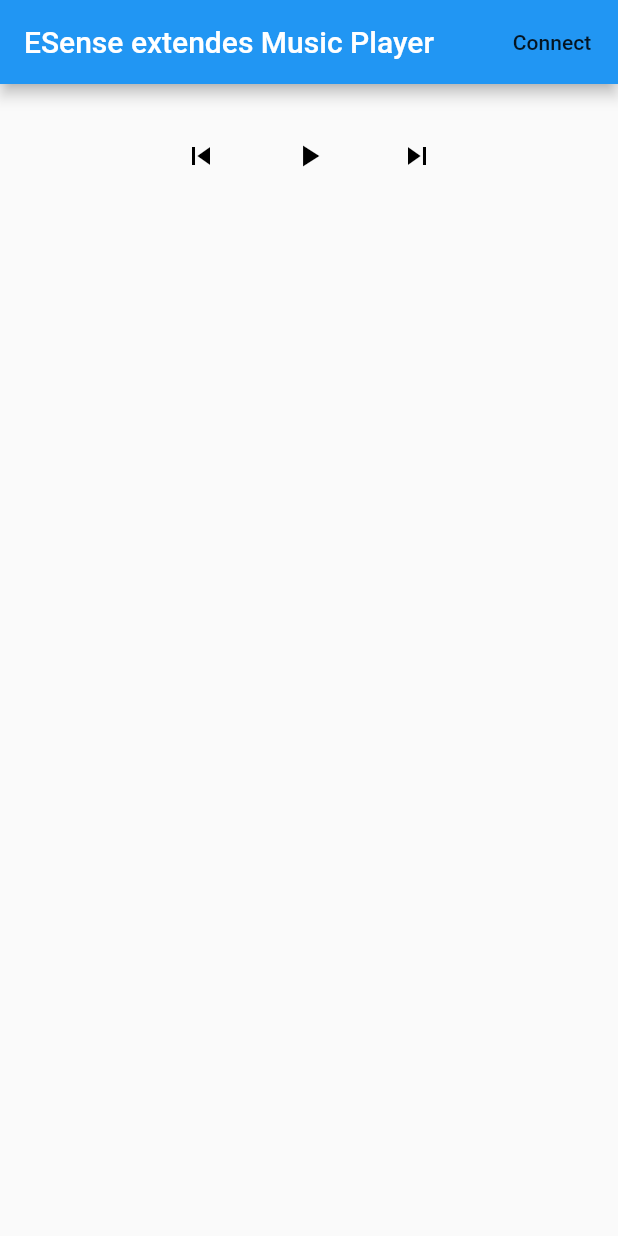
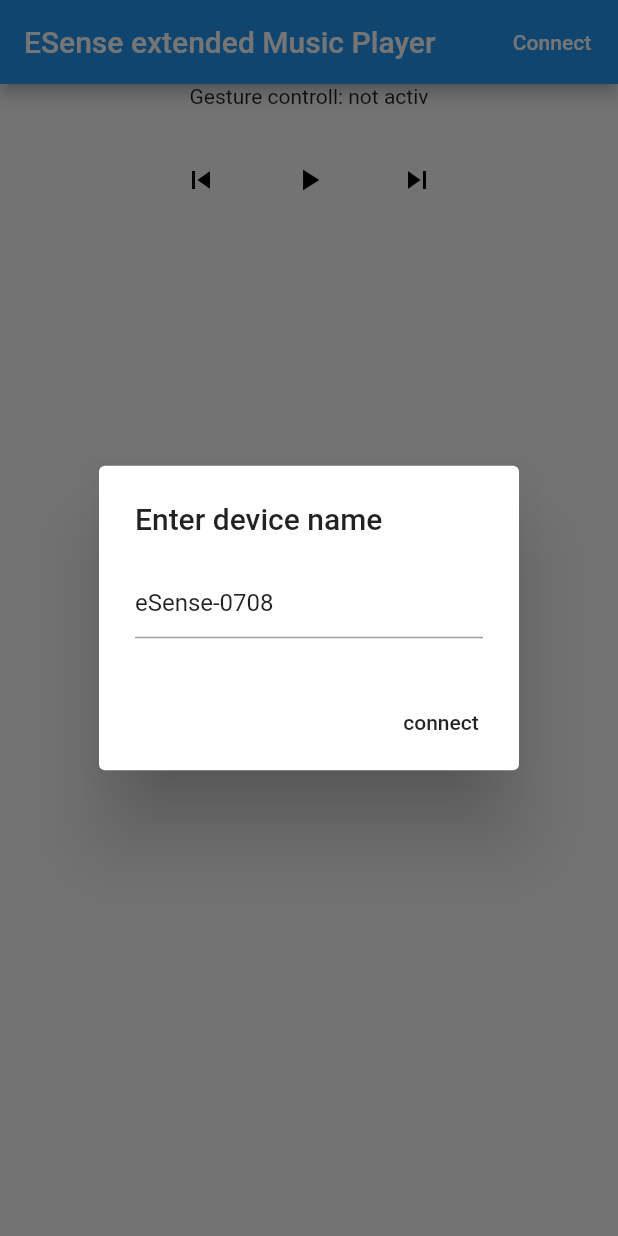
Before and after one commit to TheSlimvReal/esense-music-player, a Flutter app: the screen it shows after launch, after a tap on "Connect", on a phone screen of 412 x 824 dp. Run offline on Flutter 3.47's test engine with Material 2 defaults, Android fonts, the phone set to English and light mode, and no system bars; our stand-ins replace assets_audio_player, event_bus; missing offline and left inert: esense_flutter.

Commit message:
added more indicators for the current state of the application

```diff
--- a/lib/main.dart
+++ b/lib/main.dart
@@ -2,11 +2,10 @@ import 'dart:core';
 
 import 'package:esense/esense.dart';
 import 'package:esense/music/playerWidget.dart';
-import 'package:esense_flutter/esense.dart';
 import 'package:event_bus/event_bus.dart';
 import 'package:flutter/material.dart';
 
-void main() => runApp(MyApp());
+void main() => runApp(new MaterialApp(home: MyApp()));
 
 class MyApp extends StatefulWidget {
   @override
@@ -19,33 +18,91 @@ class _MyAppState extends State<MyApp> {
   String eSenseName = 'eSense-0708';
   ESense eSense;
   EventBus connectedBus;
+  String state = 'disconnected';
 
   @override
   void initState() {
     super.initState();
     this.eSense = new ESense();
     this.connectedBus = new EventBus();
+    this.state = 'disconnected';
   }
 
-  void connectESense() {
+  void connectESense({String name = ''}) {
+    setState(() {
+      state = 'connecting';
+    });
     this.eSense.connectToESense(name: this.eSenseName)
       .then((event) {
-        print('firing $event');
+        setState(() {
+          state = 'connected';
+        });
         this.connectedBus.fire(event);
     });
   }
 
-  Widget build(BuildContext context) {
-    return MaterialApp(
-      home: Scaffold(
-        appBar: AppBar(
-          title: const Text('ESense extendes Music Player'),
+  void disconnectESense() {
+    this.eSense.disconnectFromESense()
+        .then((event) {
+          setState(() {
+            state = 'disconnected';
+          });
+    });
+  }
+
+  Widget createConnectionButton(BuildContext context) {
+    Widget content;
+    if (this.state == 'connected') {
+      content = FlatButton(
+        onPressed: this.disconnectESense,
+        child: Text('Disconnect', style: TextStyle(color: Colors.white),),
+      );
+    } else if (this.state == 'disconnected') {
+      content = FlatButton(
+        onPressed: () => this.deviceNameDialog(context),
+        child: Text('Connect', style: TextStyle(color: Colors.white),),
+      );
+    } else if (this.state == 'connecting') {
+      content = CircularProgressIndicator(backgroundColor: Colors.white,);
+    }
+    return content;
+  }
+
+  Future<void> deviceNameDialog(BuildContext context) async {
+    return showDialog<void>(
+      context: context,
+      barrierDismissible: true,
+      builder: (BuildContext context) {
+        return AlertDialog(
+          title: Text('Enter device name'),
+          content: TextFormField(
+            initialValue: this.eSenseName,
+            onFieldSubmitted: (event) {
+              this.connectESense(name: event);
+              Navigator.of(context).pop();
+            },
+            onChanged: (event) => this.eSenseName = event,
+          ),
           actions: <Widget>[
             FlatButton(
-              onPressed: this.connectESense,
-              child: Text('Connect'),
+              onPressed: () {
+                this.connectESense(name: this.eSenseName);
+                  Navigator.of(context).pop();
+              },
+              child: Text('connect'),
+            )
+          ],
+        );
+      }
+    );
+  }
 
-            )
+  Widget build(BuildContext context) {
+    return Scaffold(
+      appBar: AppBar(
+        title: const Text('ESense extended Music Player'),
+        actions: <Widget>[
+          this.createConnectionButton(context),
         ],
       ),
       body: Align(
@@ -59,7 +116,6 @@ class _MyAppState extends State<MyApp> {
           ],
         ),
       ),
-      ),
     );
   }
 }
--- a/lib/music/playerWidget.dart
+++ b/lib/music/playerWidget.dart
@@ -1,3 +1,5 @@
+import 'dart:async';
+
 import 'package:esense/events/NodDownEvent.dart';
 import 'package:esense/events/NodLeftEvent.dart';
 import 'package:esense/events/NodRightEvent.dart';
@@ -13,7 +15,7 @@ class PlayerWidget extends StatefulWidget {
   @override
   State createState() => PlayerWidgetState(
       eSense: this.eSense,
-      connectedBus:this.connectedBus);
+      connectedBus: this.connectedBus);
 
   final ESense eSense;
   final connectedBus;
@@ -25,6 +27,8 @@ class PlayerWidgetState extends State<PlayerWidget> {
   bool playing = false;
   ESense eSense;
   EventBus connectedBus;
+  bool changing = false;
+  bool listeningToGestures = false;
 
   PlayerWidgetState({this.eSense, this.connectedBus});
 
@@ -50,14 +54,23 @@ class PlayerWidgetState extends State<PlayerWidget> {
     this._registerSensorListeners();
     this.eSense.registerButtonChangedHandler((event) {
       print('called $event');
-      if ((event as ButtonEventChanged).pressed) {
+      if (!this.changing && (event as ButtonEventChanged).pressed) {
         if (this.eSense.listening) {
           print('stop listening');
+          setState(() {
+            listeningToGestures = false;
+          });
           this.eSense.stopListenToSensorEvents();
+          this.showSnackBar('Stopped listening to gestures');
         } else {
-          print('start listening');
+          setState(() {
+            listeningToGestures = true;
+          });
           this.eSense.startListenToSensorEvents();
+          this.showSnackBar('Started listening to gestures');
         }
+        this.changing = true;
+        Timer(Duration(seconds: 1), () => this.changing = false);
       }
     });
   }
@@ -77,11 +90,20 @@ class PlayerWidgetState extends State<PlayerWidget> {
         .listen((event) => this.player.playOrPause());
   }
 
+  void showSnackBar(String text) {
+    Scaffold.of(context).showSnackBar(SnackBar(
+      content: Text(text),
+    ));
+  }
+
   @override
   Widget build(BuildContext context) {
     return Column(
       mainAxisAlignment: MainAxisAlignment.center,
       children: <Widget>[
+        Text(
+            'Gesture controll: '
+                '${this.listeningToGestures ? 'active' : 'not activ'}'),
         Text(this.player.getSongTitle()),
         ButtonBar(
           alignment: MainAxisAlignment.center,
```
Also changed, not shown: lib/esense.dart (+16 -2 lines). Lines whose indentation alone changed are shown as unchanged.
